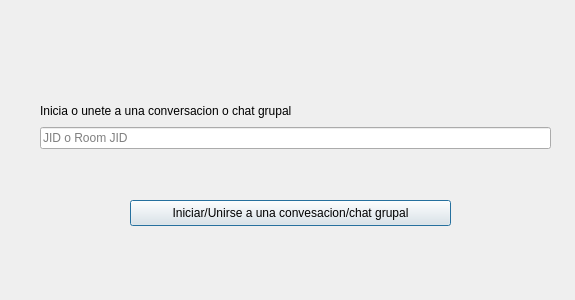
Old version of the form ui/addchat_dialog.ui in the repository VIL20776/Repo-Cliente-XMPP.
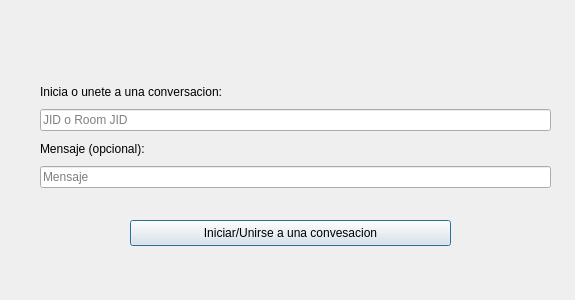
New version of the form.

```diff
--- a/ui/addchat_dialog.ui
+++ b/ui/addchat_dialog.ui
@@ -17,29 +17,29 @@
    <property name="geometry">
     <rect>
      <x>130</x>
-     <y>200</y>
+     <y>220</y>
      <width>321</width>
      <height>26</height>
     </rect>
    </property>
    <property name="text">
-    <string>Iniciar/Unirse a una convesacion/chat grupal</string>
+    <string>Iniciar/Unirse a una convesacion</string>
    </property>
   </widget>
   <widget class="QWidget" name="">
    <property name="geometry">
     <rect>
      <x>40</x>
-     <y>100</y>
+     <y>80</y>
      <width>511</width>
-     <height>76</height>
+     <height>108</height>
     </rect>
    </property>
    <layout class="QVBoxLayout" name="verticalLayout">
     <item>
      <widget class="QLabel" name="label">
       <property name="text">
-       <string>Inicia o unete a una conversacion o chat grupal</string>
+       <string>Inicia o unete a una conversacion:</string>
       </property>
      </widget>
     </item>
@@ -53,10 +53,20 @@
     <item>
      <widget class="QLabel" name="success">
       <property name="text">
-       <string/>
+       <string>Mensaje (opcional):</string>
       </property>
       <property name="alignment">
-       <set>Qt::AlignmentFlag::AlignCenter</set>
+       <set>Qt::AlignmentFlag::AlignLeading|Qt::AlignmentFlag::AlignLeft|Qt::AlignmentFlag::AlignVCenter</set>
+      </property>
+     </widget>
+    </item>
+    <item>
+     <widget class="QLineEdit" name="message">
+      <property name="text">
+       <string/>
+      </property>
+      <property name="placeholderText">
+       <string>Mensaje</string>
       </property>
      </widget>
     </item>
```
Left out of the diff: 4 changed lines with no effect on the pictures.
